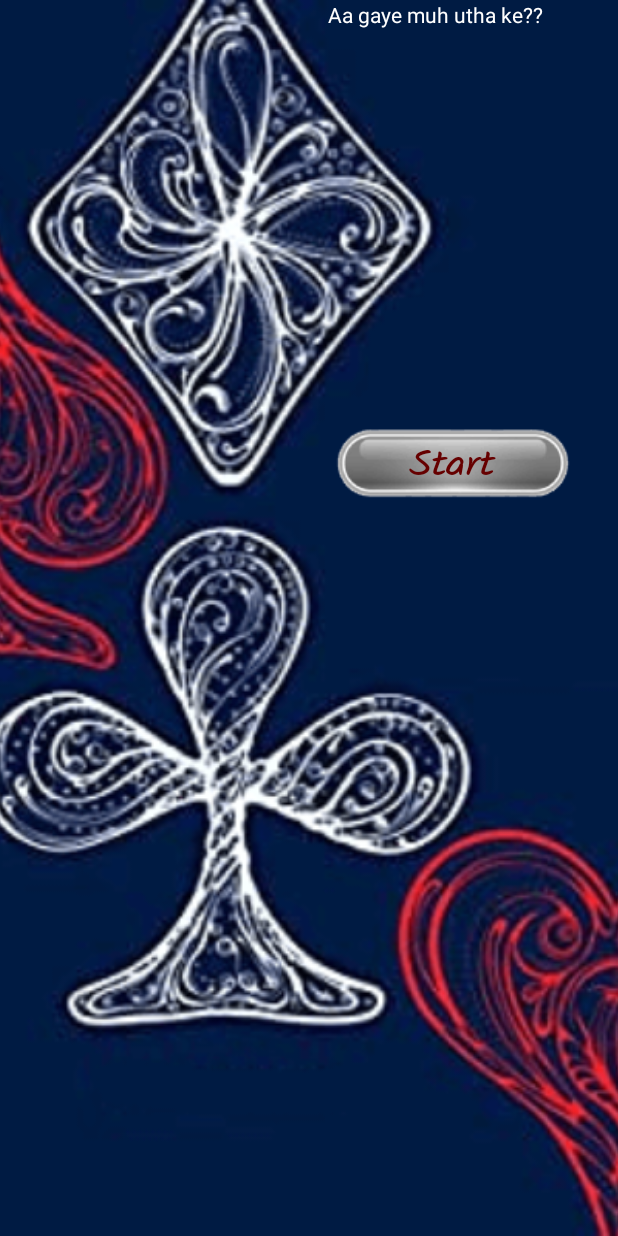
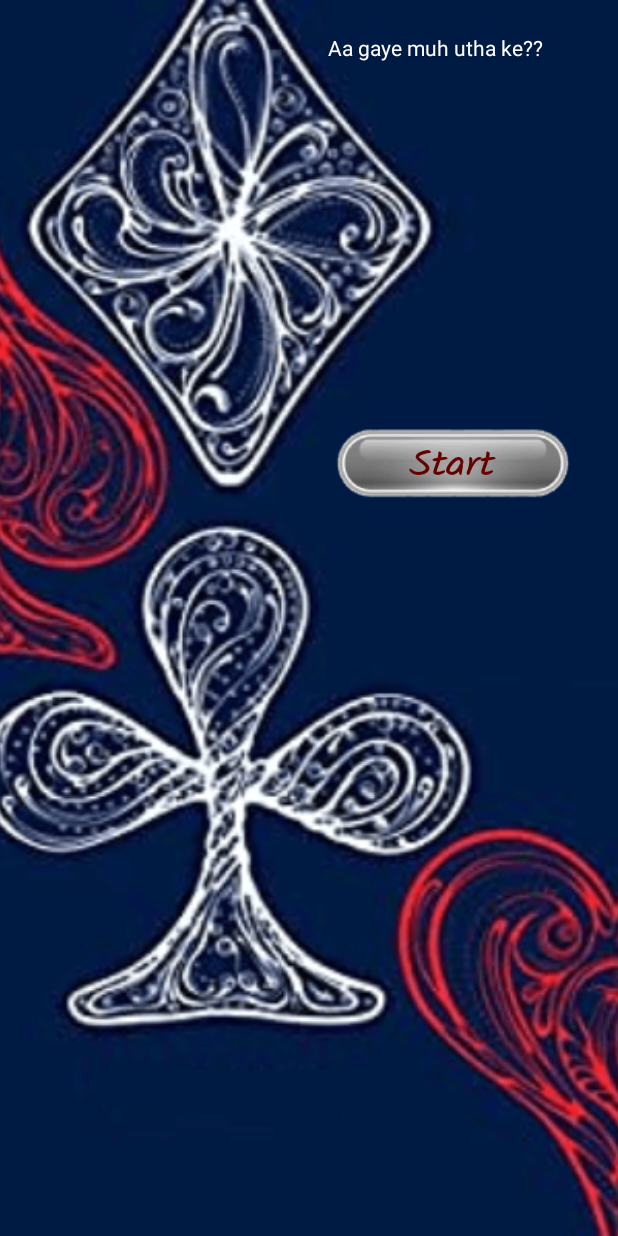
Before and after one commit to mr-dr/dojo, an Android app: the screen it shows after launch (LauncherActivity), on a phone screen of 412 x 824 dp. Run offline under Robolectric (Android 15) with nearby library versions, the phone set to English and light mode, and no system bars; Roboto replaces fonts that are not available here.

Commit message:
PR changes

```diff
--- a/app/src/main/java/com/dojo/lit/lit/fragment/PlayGameFragment.kt
+++ b/app/src/main/java/com/dojo/lit/lit/fragment/PlayGameFragment.kt
@@ -200,8 +200,7 @@ class PlayGameFragment : BaseFragment(), IPlayGameView, View.OnClickListener {
         playerNames: List<String>,
         cardsHeldNo: List<Int>
     ) {
-        // TODO show cards held by each player
-        if (playerNames.size > 4) {
+        if (playerNames.size > 4) { // fixme condition shouldn't be needed
             mOppPlayerNameTv1.text =
                 getString(R.string.player_name_cards, playerNames[1], cardsHeldNo[1].toString())
             mOppPlayerNameTv2.text =
--- a/app/src/main/res/layout/content_main.xml
+++ b/app/src/main/res/layout/content_main.xml
@@ -19,26 +19,27 @@
         android:id="@+id/start_button"
         android:layout_width="wrap_content"
         android:layout_height="wrap_content"
-        android:layout_marginTop="275dp"
-        android:layout_marginEnd="25dp"
+        android:layout_marginTop="@dimen/welcomeBtnTopMargin"
+        android:layout_marginEnd="@dimen/welcomeBtnEndMargin"
         android:background="@drawable/button_white"
         android:fontFamily="@font/kalam_light"
         android:gravity="center"
         android:text="@string/play"
-        android:textColor="#660000"
+        android:textColor="@color/dark_red"
         android:textScaleX="1.2"
-        android:textSize="24sp"
+        android:textSize="@dimen/text_size_large"
         android:textStyle="bold"
         app:layout_constraintEnd_toEndOf="parent"
         app:layout_constraintTop_toTopOf="parent" />
 
+    <!--fixme remove biases-->
     <TextView
         android:id="@+id/welcome_note"
         android:layout_width="wrap_content"
         android:layout_height="wrap_content"
         android:text="@string/welcome"
         android:textColor="@color/txt_inverted"
-        app:layout_constraintBottom_toBottomOf="@+id/tv"
+        app:layout_constraintBottom_toBottomOf="@id/start_button"
         app:layout_constraintHorizontal_bias="0.813"
         app:layout_constraintLeft_toLeftOf="parent"
         app:layout_constraintRight_toRightOf="parent"
--- a/app/src/main/res/values/colors.xml
+++ b/app/src/main/res/values/colors.xml
@@ -17,4 +17,5 @@
     <color name="logs_bg_color">#88000000</color>
     <color name="white">#FFF</color>
     <color name="transparent">#00000000</color>
+    <color name="dark_red">#660000</color>
 </resources>
--- a/app/src/main/res/values/dimens.xml
+++ b/app/src/main/res/values/dimens.xml
@@ -17,4 +17,7 @@
     <dimen name="table_width">60dp</dimen>
     <dimen name="standard_corner_radius">10dp</dimen>
     <dimen name="toast_corner_radius">5dp</dimen>
+    <dimen name="text_size_large">24sp</dimen>
+    <dimen name="welcomeBtnTopMargin">275dp</dimen>
+    <dimen name="welcomeBtnEndMargin">25dp</dimen>
 </resources>
```
